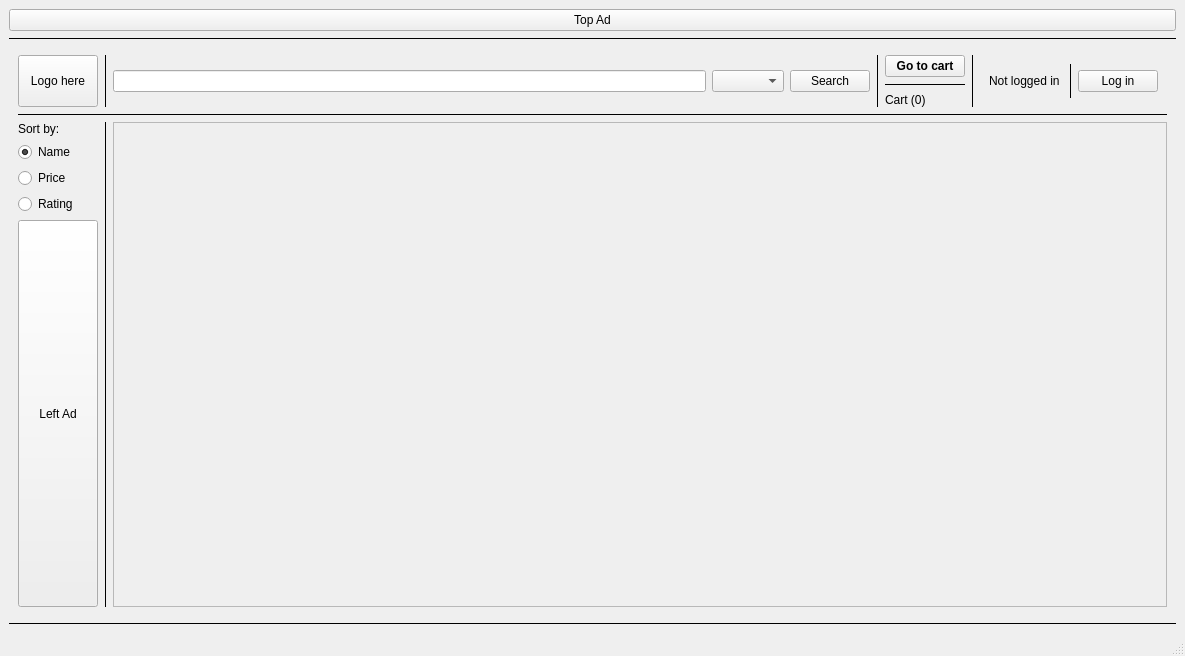
Qt form mainwindow.ui (hnowakowski/Online-shop-simulator) before a commit.
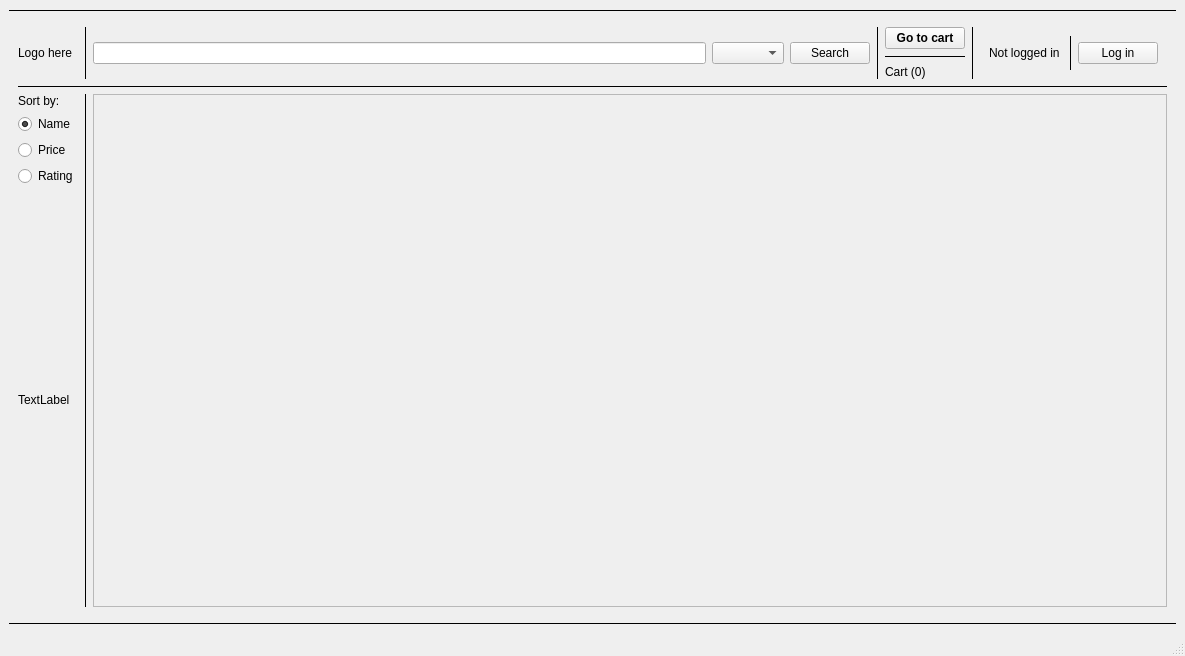
The same form after that commit. The open tabs and pages were chosen to show the change.

The edit to the form file:
```diff
--- a/mainwindow.ui
+++ b/mainwindow.ui
@@ -21,13 +21,6 @@
     <bool>true</bool>
    </property>
    <layout class="QVBoxLayout" name="verticalLayout">
-    <item>
-     <widget class="QPushButton" name="btTEMPTopAd">
-      <property name="text">
-       <string>Top Ad</string>
-      </property>
-     </widget>
-    </item>
     <item>
      <widget class="Line" name="line_12">
       <property name="frameShadow">
@@ -53,19 +46,6 @@
        <layout class="QVBoxLayout" name="verticalLayout_4">
         <item>
          <layout class="QGridLayout" name="gridLayout_4">
-          <item row="0" column="0">
-           <widget class="QPushButton" name="btnTEMPLogo">
-            <property name="sizePolicy">
-             <sizepolicy hsizetype="Minimum" vsizetype="Minimum">
-              <horstretch>0</horstretch>
-              <verstretch>0</verstretch>
-             </sizepolicy>
-            </property>
-            <property name="text">
-             <string>Logo here</string>
-            </property>
-           </widget>
-          </item>
           <item row="2" column="2">
            <widget class="QScrollArea" name="scrollAreaProducts">
             <property name="widgetResizable">
@@ -76,8 +56,8 @@
               <rect>
                <x>0</x>
                <y>0</y>
-               <width>1048</width>
-               <height>450</height>
+               <width>1069</width>
+               <height>480</height>
               </rect>
              </property>
              <layout class="QVBoxLayout" name="verticalLayout_13"/>
@@ -124,15 +104,9 @@
              </widget>
             </item>
             <item>
-             <widget class="QPushButton" name="btnTEMPLeftAd">
-              <property name="sizePolicy">
-               <sizepolicy hsizetype="Minimum" vsizetype="Minimum">
-                <horstretch>0</horstretch>
-                <verstretch>0</verstretch>
-               </sizepolicy>
-              </property>
+             <widget class="QLabel" name="labelMainAd1">
               <property name="text">
-               <string>Left Ad</string>
+               <string>TextLabel</string>
               </property>
              </widget>
             </item>
@@ -322,6 +296,13 @@
             </property>
            </widget>
           </item>
+          <item row="0" column="0">
+           <widget class="QLabel" name="labelLogoImage">
+            <property name="text">
+             <string>Logo here</string>
+            </property>
+           </widget>
+          </item>
          </layout>
         </item>
        </layout>
```
Left out of the diff: 97 changed lines with no effect on the pictures.
